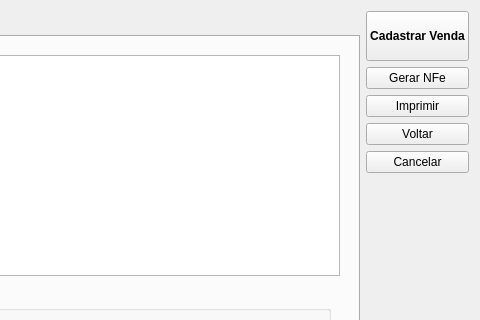
lellisls/ERP-STACCATO, file ui/venda.ui: the form before one commit; both pictures show x 745 to 1225 and y 0 to 320 of the 1225 by 765 pixel window.
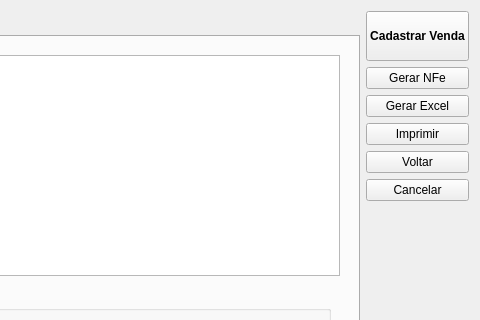
The form after the commit. Custom widgets are drawn as their Qt base class.

Commit message: Início da implementação da geração do arquivo do Excel

Patch:
```diff
--- a/ui/venda.ui
+++ b/ui/venda.ui
@@ -1185,6 +1185,16 @@
        </property>
       </widget>
      </item>
+     <item>
+      <widget class="QPushButton" name="pushButtonGerarExcel">
+       <property name="text">
+        <string>Gerar Excel</string>
+       </property>
+       <property name="autoDefault">
+        <bool>false</bool>
+       </property>
+      </widget>
+     </item>
      <item>
       <widget class="QPushButton" name="pushButtonImprimir">
        <property name="text">
```
The commit also changes 2 other files.
